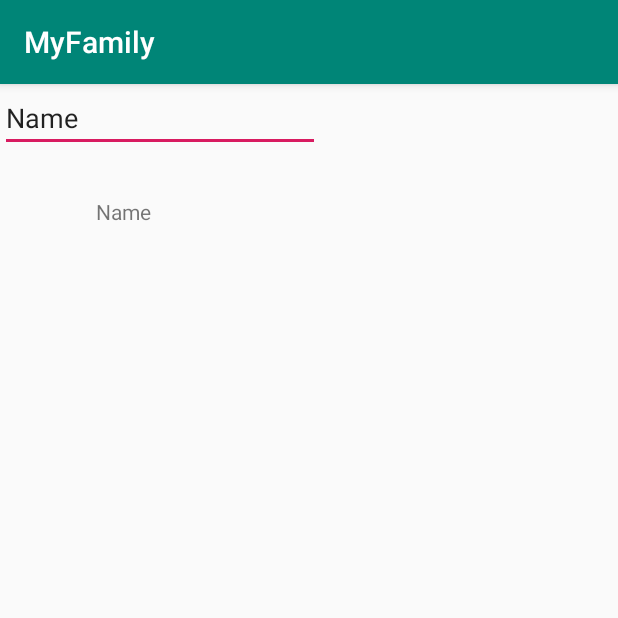
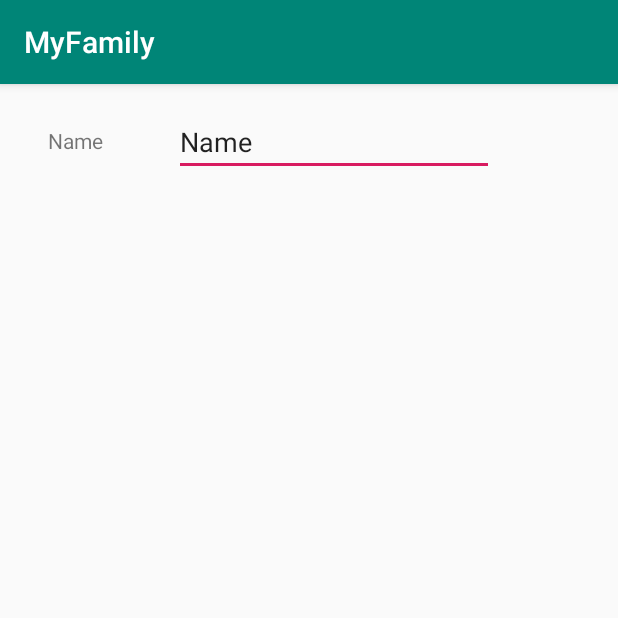
Before and after one commit to Bottle1985/MyFamily, an Android app: the screen it shows after launch (MainActivity), on a phone screen of 412 x 824 dp, the top half of it. Run offline under Robolectric (Android 15) with nearby library versions, the phone set to English and light mode, and no system bars.

Commit message:
- Modified post

```diff
--- a/app/src/main/res/layout/activity_main.xml
+++ b/app/src/main/res/layout/activity_main.xml
@@ -10,23 +10,26 @@
         android:id="@+id/textView"
         android:layout_width="wrap_content"
         android:layout_height="wrap_content"
-        android:layout_marginStart="64dp"
-        android:layout_marginLeft="64dp"
+        android:layout_marginStart="32dp"
+        android:layout_marginLeft="32dp"
         android:text="@string/person_name"
         app:layout_constraintBottom_toBottomOf="parent"
         app:layout_constraintRight_toRightOf="parent"
         app:layout_constraintStart_toStartOf="parent"
         app:layout_constraintTop_toTopOf="parent"
-        app:layout_constraintVertical_bias="0.101" />
+        app:layout_constraintVertical_bias="0.037" />
 
     <EditText
         android:id="@+id/editText"
         android:layout_width="wrap_content"
         android:layout_height="wrap_content"
+        android:layout_marginStart="116dp"
+        android:layout_marginLeft="116dp"
+        android:layout_marginTop="16dp"
+        android:autofillHints="Name of person"
         android:ems="10"
         android:inputType="textPersonName"
         android:text="@string/person_name_edit"
-        android:autofillHints="Name of person"
         app:layout_constraintStart_toStartOf="parent"
         app:layout_constraintTop_toTopOf="parent" />
 
```
Also changed, not shown: 1 other file.
